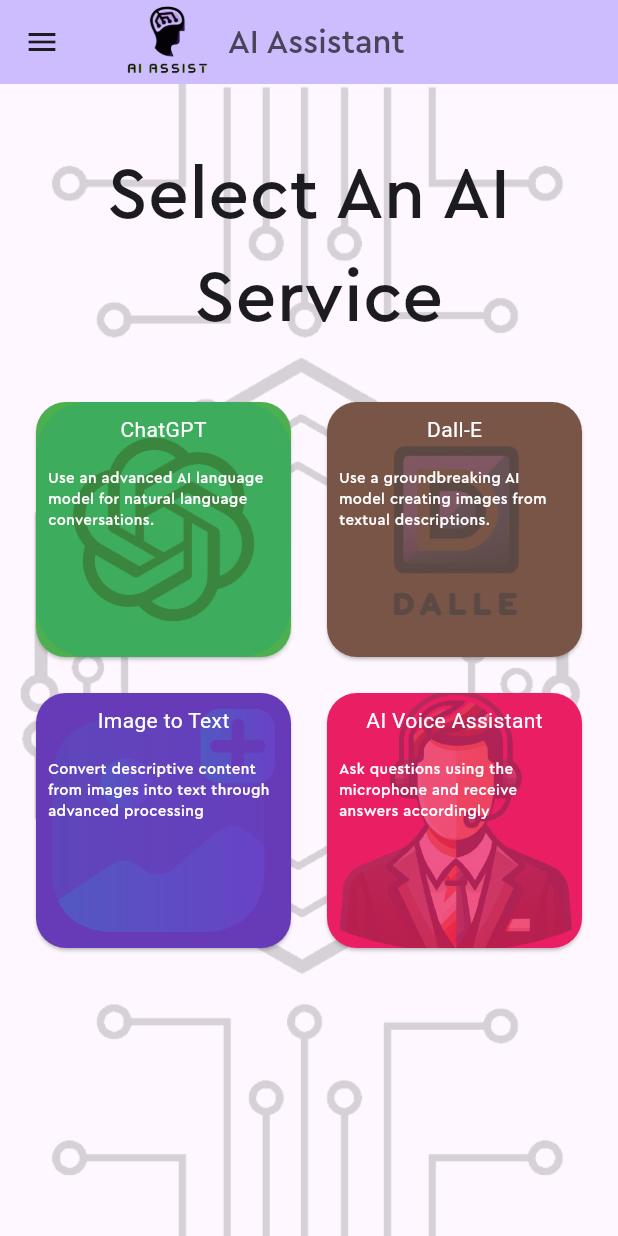
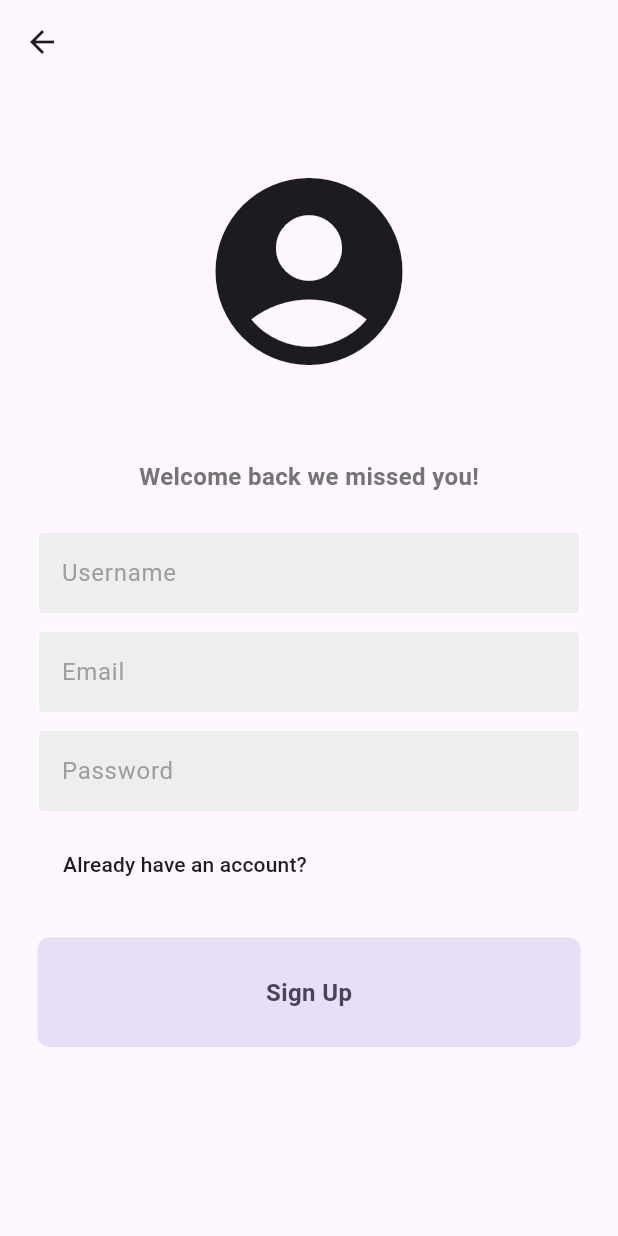
Before and after one commit to mohammedAlmaghlouth/ai_assist, a Flutter app: the screen it shows after launch, after a tap on "Register", on a phone screen of 412 x 824 dp. Run offline on Flutter 3.47's test engine with Material 3 defaults, Android fonts, the phone set to English and light mode, and no system bars; our stand-ins replace animate_do, dash_chat_2, flutter_tts, image_picker, permission_handler, screenshot and 3 more; missing offline and left inert: chat_gpt_sdk, clipboard, google_mlkit_text_recognition; accounts and stored records are empty.

Commit message:
Add new auth UI

```diff
--- a/lib/features/auth/presentation/my_button.dart
+++ b/lib/features/auth/presentation/my_button.dart
@@ -1,30 +1,40 @@
 import 'package:flutter/material.dart';
 
-
 class MyButton extends StatelessWidget {
-  const MyButton({super.key, required this.color, required this.title, required this.onPressed});
-
-  final Color color;
-  final String title;
-  final VoidCallback onPressed;
+  final Function()? onTap;
+  final String content;
+  const MyButton({super.key, required this.onTap, required this.content});
 
   @override
   Widget build(BuildContext context) {
-    return Padding(padding: const EdgeInsets.symmetric(vertical: 10),
-    child: Material(
-      elevation: 5,
-      color: color,
-      borderRadius: BorderRadius.circular(10),
-      child: MaterialButton(
-        onPressed: onPressed,
-        minWidth: 200,
-        height: 42,
-        child: Text(
-          title,
-          style: const TextStyle(color: Colors.white),
+    return GestureDetector(
+      onTap: onTap,
+      child: Container(
+        padding: const EdgeInsets.all(25),
+        margin: const EdgeInsets.symmetric(horizontal: 25),
+        decoration: BoxDecoration(
+          color: MediaQuery.platformBrightnessOf(context)
+              .name ==
+              "dark"
+              ? Theme.of(context).colorScheme.inversePrimary
+              : Theme.of(context).colorScheme.secondaryContainer,
+          borderRadius: BorderRadius.circular(8),
+        ),
+        child: Center(
+          child: Text(
+            content,
+            style: TextStyle(
+              color: MediaQuery.platformBrightnessOf(context)
+                  .name ==
+                  "light"
+                  ? Theme.of(context).colorScheme.onSecondaryContainer
+                  : Theme.of(context).colorScheme.onSecondaryContainer,
+              fontWeight: FontWeight.bold,
+              fontSize: 16,
+            ),
+          ),
         ),
       ),
-    ),
     );
   }
 }
--- /dev/null
+++ b/lib/features/auth/presentation/my_textfield.dart
@@ -0,0 +1,39 @@
+import 'package:flutter/material.dart';
+
+class MyTextField extends StatelessWidget {
+  final controller;
+  final String hintText;
+  final bool obscureText;
+
+  const MyTextField({
+    super.key,
+    required this.controller,
+    required this.hintText,
+    required this.obscureText,
+  });
+
+  @override
+  Widget build(BuildContext context) {
+    return Padding(
+      padding: const EdgeInsets.symmetric(horizontal: 25.0),
+      child: TextField(
+        controller: controller,
+        obscureText: obscureText,
+        style: TextStyle(color: Theme.of(context).colorScheme.onSecondaryContainer),
+        decoration: InputDecoration(
+          enabledBorder: const OutlineInputBorder(
+            borderSide: BorderSide(color: Colors.white),
+          ),
+          focusedBorder: OutlineInputBorder(
+            borderSide: BorderSide(color: Colors.grey.shade400),
+          ),
+          fillColor: Colors.grey.shade200,
+          filled: true,
+          hintText: hintText,
+          hintStyle: TextStyle(color: Colors.grey[500]),
+
+        ),
+      ),
+    );
+  }
+}
--- /dev/null
+++ b/lib/features/auth/presentation/sign_up_page.dart
@@ -0,0 +1,128 @@
+import 'package:ai_assist/features/auth/presentation/my_button.dart';
+import 'package:ai_assist/features/auth/presentation/my_textfield.dart';
+import 'package:flutter/material.dart';
+
+class SignUpPage extends StatelessWidget {
+  SignUpPage({super.key});
+
+  // text editing controllers
+  final usernameController = TextEditingController();
+  final passwordController = TextEditingController();
+  final emailController = TextEditingController();
+  final phrase = "Already have an account?";
+
+  // sign user in method
+  void signUserUp() {}
+
+  @override
+  Widget build(BuildContext context) {
+    return Scaffold(
+      // backgroundColor: Colors.grey[300],
+      appBar: AppBar(
+        backgroundColor: Colors.transparent,
+        forceMaterialTransparency: true,
+        iconTheme: IconThemeData(
+          color: MediaQuery.platformBrightnessOf(context).name == "dark"
+              ? Theme.of(context).colorScheme.onInverseSurface
+              : Theme.of(context).colorScheme.onSurface,
+        ),
+      ),
+      body: SafeArea(
+        child: SingleChildScrollView(
+          physics: const BouncingScrollPhysics(),
+          child: Center(
+            child: Column(
+              // mainAxisAlignment: MainAxisAlignment.center,
+              children: [
+                const SizedBox(height: 50),
+
+                // logo
+                Icon(
+                  Icons.account_circle,
+                  size: 150,
+                  color: MediaQuery.platformBrightnessOf(context).name == "dark"
+                      ? Theme.of(context).colorScheme.onInverseSurface
+                      : Theme.of(context).colorScheme.onSurface,
+                ),
+
+                const SizedBox(height: 50),
+
+                // welcome back, you've been missed!
+                Text(
+                  'Welcome back we missed you!',
+                  style: TextStyle(
+                      color: Colors.grey[600],
+                      fontSize: 16,
+                      fontWeight: FontWeight.bold),
+                ),
+
+                const SizedBox(height: 25),
+
+                // username textfield
+                MyTextField(
+                  controller: usernameController,
+                  hintText: 'Username',
+                  obscureText: false,
+                ),
+                const SizedBox(height: 10),
+
+                // email textfield
+                MyTextField(
+                  controller: emailController,
+                  hintText: 'Email',
+                  obscureText: false,
+                ),
+
+                const SizedBox(height: 10),
+
+                // password textfield
+                MyTextField(
+                  controller: passwordController,
+                  hintText: 'Password',
+                  obscureText: true,
+                ),
+
+                const SizedBox(height: 10),
+
+                // Don't have an account?
+                Padding(
+                  padding: const EdgeInsets.symmetric(horizontal: 30.0),
+                  child: Row(
+                    mainAxisAlignment: MainAxisAlignment.start,
+                    children: [
+                      TextButton(
+                        onPressed: () {
+                          Navigator.pushReplacementNamed(context, "/loginPage");
+                        },
+                        child: Text(
+                          phrase,
+                          style: TextStyle(
+                            color: MediaQuery.platformBrightnessOf(context)
+                                        .name ==
+                                    "dark"
+                                ? Theme.of(context).colorScheme.onInverseSurface
+                                : Theme.of(context).colorScheme.onSurface,
+                          ),
+                        ),
+                      ),
+                    ],
+                  ),
+                ),
+
+                const SizedBox(height: 25),
+
+                // sign in button
+                MyButton(
+                  onTap: signUserUp,
+                  content: "Sign Up",
+                ),
+
+                const SizedBox(height: 50),
+              ],
+            ),
+          ),
+        ),
+      ),
+    );
+  }
+}
--- a/lib/features/welcome/presentation/welcome_page.dart
+++ b/lib/features/welcome/presentation/welcome_page.dart
@@ -1,6 +1,4 @@
-import 'package:ai_assist/features/auth/presentation/signin_screen.dart';
 import 'package:flutter/material.dart';
-import '../../auth/presentation/registration_screen.dart';
 
 class WelcomePage extends StatefulWidget {
   const WelcomePage({super.key});
@@ -13,13 +11,14 @@
   @override
   Widget build(BuildContext context) {
     return Scaffold(
-      body: SingleChildScrollView(
+      body: SafeArea(
+        child: SingleChildScrollView(
           child: Column(
             mainAxisAlignment: MainAxisAlignment.start,
             crossAxisAlignment: CrossAxisAlignment.stretch,
             children: <Widget>[
               Container(
-              margin: EdgeInsets.only(top: 30),
+                margin: EdgeInsets.only(top: 20),
                 padding: const EdgeInsets.symmetric(vertical: 30),
                 decoration: BoxDecoration(
                   color: Theme.of(context).colorScheme.inversePrimary,
@@ -55,7 +54,7 @@
                 padding: const EdgeInsets.symmetric(horizontal: 40.0),
                 child: ElevatedButton(
                   onPressed: () {
-                  Navigator.of(context).pushNamed("/homePage");
+                    Navigator.of(context).pushNamed("/loginPage");
                   },
                   style: ButtonStyle(
                     padding: const MaterialStatePropertyAll(
@@ -97,7 +96,7 @@
                     //   context,
                     //   MaterialPageRoute(builder: (context) => RegistrationScreen()),
                     // );
-                  Navigator.of(context).pushNamed("/homePage");
+                    Navigator.of(context).pushNamed("/signUpPage");
                   },
                   child: Text('Register',
                       style: TextStyle(color: Theme.of(context).colorScheme.onSecondaryContainer, fontSize: 18)),
@@ -106,6 +105,7 @@
             ],
           ),
         ),
+      ),
     );
   }
 }
--- a/lib/main.dart
+++ b/lib/main.dart
@@ -1,3 +1,5 @@
+import 'package:ai_assist/features/auth/presentation/login_page.dart';
+import 'package:ai_assist/features/auth/presentation/sign_up_page.dart';
 import 'package:ai_assist/features/chatgpt/presentation/chatgpt_page.dart';
 import 'package:ai_assist/features/dall/presentation/dall_e_page.dart';
 import 'package:ai_assist/features/imagetotext/presentation/recognitionscreen.dart';
@@ -42,6 +44,8 @@
         '/ImageToText': (context) => const RecognitionScreen(),
         '/VoiceAIAssistant': (context) => const VoiceAI_Page(),
         '/logout': (context) => const WelcomePage(),
+        '/signUpPage': (context) => SignUpPage(),
+        '/loginPage': (context) => LoginPage(),
       },
     );
   }
```
Also changed, not shown: lib/features/auth/presentation/login_page.dart (added, +131 -0 lines), lib/features/auth/presentation/registration_screen.dart (deleted, +0 -147 lines), lib/features/auth/presentation/signin_screen.dart (deleted, +0 -147 lines). Lines whose indentation alone changed are shown as unchanged.
